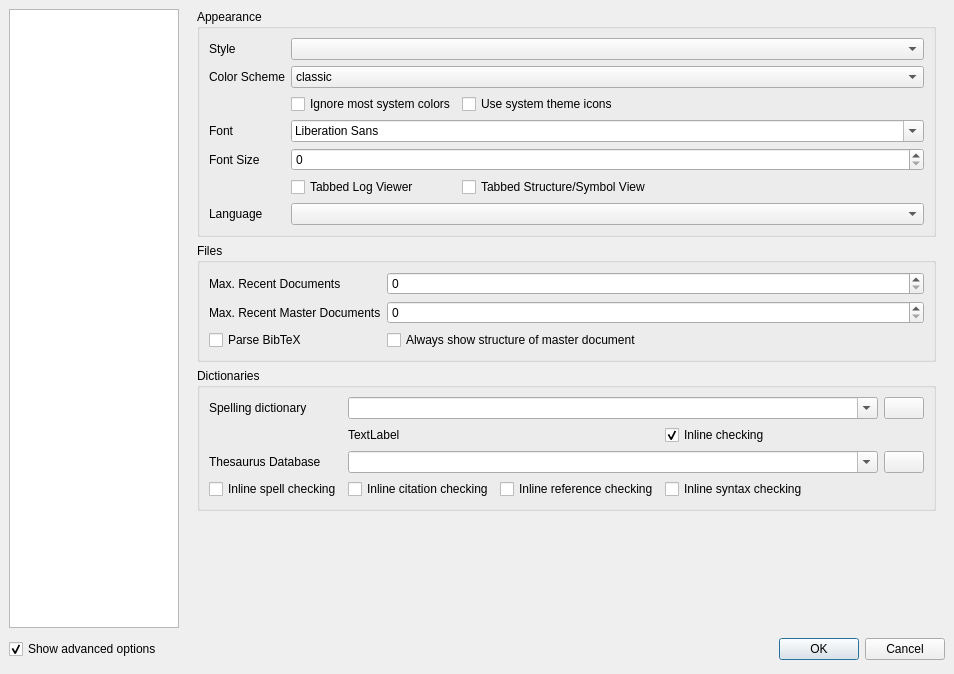
First picture: the form in configdialog.ui, repository svn2github/texstudio-trunk, before the edit.
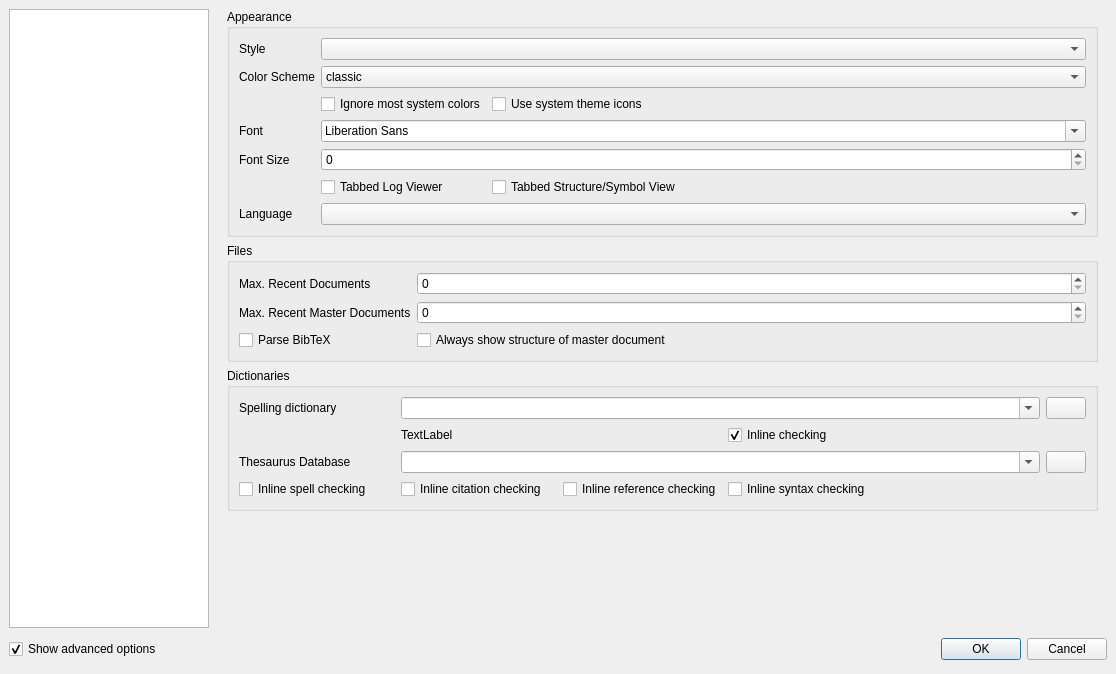
Second picture: the form after the edit. The open tabs and pages were chosen to show the change. Icons and pictures are not drawn.

Commit message: Adjusted default size, so even gnome can display it with almost no scrollbars. Remember last used page (only inside a session). Correctly update selected page when toggling advanced settings.

```diff
--- a/configdialog.ui
+++ b/configdialog.ui
@@ -6,7 +6,7 @@
    <rect>
     <x>0</x>
     <y>0</y>
-    <width>954</width>
+    <width>1116</width>
     <height>674</height>
    </rect>
   </property>
@@ -76,7 +76,7 @@
      </property>
      <property name="minimumSize">
       <size>
-       <width>170</width>
+       <width>200</width>
        <height>410</height>
       </size>
      </property>
@@ -157,8 +157,8 @@
            <rect>
             <x>0</x>
             <y>0</y>
-            <width>748</width>
-            <height>617</height>
+            <width>601</width>
+            <height>456</height>
            </rect>
           </property>
           <layout class="QVBoxLayout" name="verticalLayout">
```
The commit also changes 2 other files.
